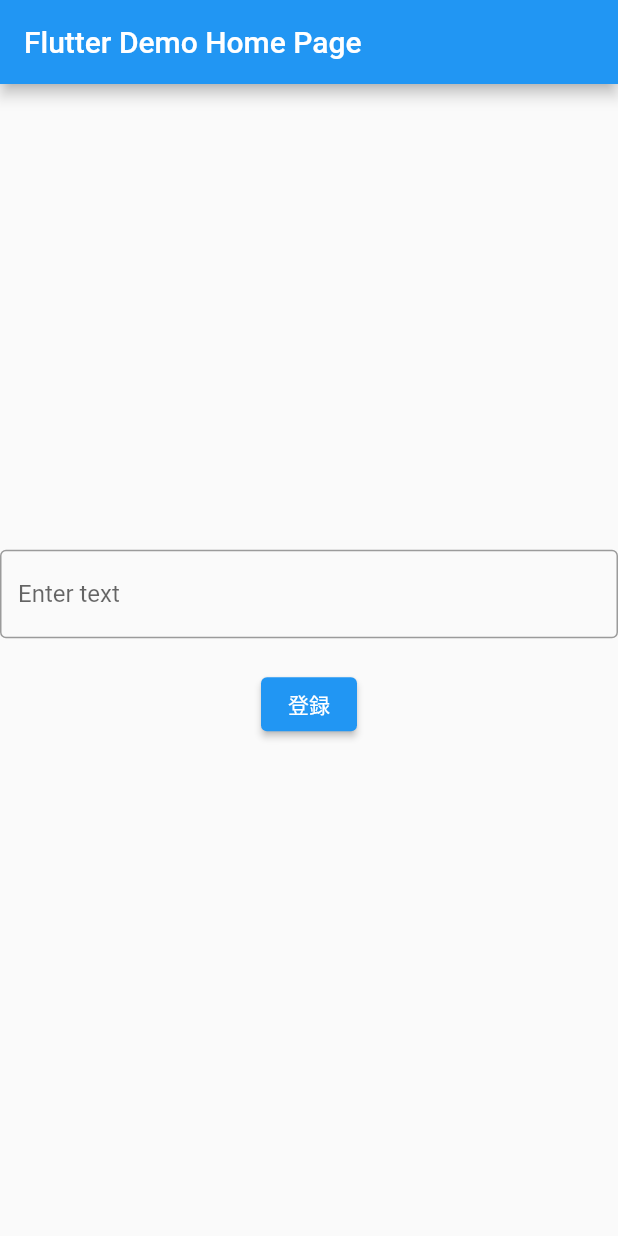
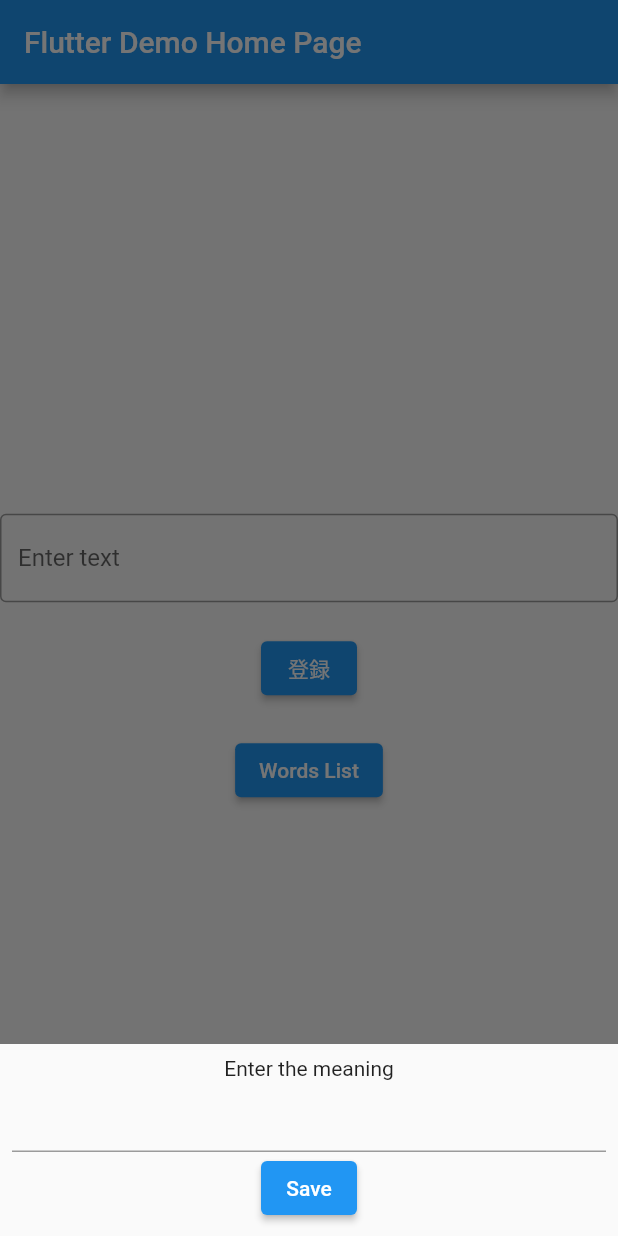
Before and after one commit to ysk826/englishApp, a Flutter app: the screen it shows after launch, after a tap on "登録", on a phone screen of 412 x 824 dp. Run offline on Flutter 3.47's test engine with Material 2 defaults, Android fonts, the phone set to English and light mode, and no system bars; our stand-ins replace sqflite; accounts and stored records are empty.

Commit message:
意味の登録機能を追加

```diff
--- a/lib/data.dart
+++ b/lib/data.dart
@@ -24,17 +24,22 @@ class DatabaseHelper {
 
   // データベースを作成する
   Future<void> _onCreate(Database db, int version) async {
-    await db.execute(
-      "CREATE TABLE words(id INTEGER PRIMARY KEY, word TEXT)",
-    );
+    await db.execute('''
+      CREATE TABLE words (
+        id INTEGER PRIMARY KEY,
+        word TEXT,
+        meaning TEXT
+      )
+    ''');
   }
 
   // データベースに単語を追加する
-  Future<void> insertWord(String word) async {
+  Future<void> insertWord(String word, String meaning) async {
+    print('insertWord called with word: $word and meaning: $meaning'); // Debug statement
     final db = await database;
     await db.insert(
       "words",
-      {"word": word},
+      {"word": word, "meaning": meaning},
       conflictAlgorithm: ConflictAlgorithm.replace,
     );
   }
--- a/lib/main.dart
+++ b/lib/main.dart
@@ -1,3 +1,4 @@
+import 'package:english_app/words_page.dart';
 import 'package:flutter/material.dart';
 import 'data.dart';
 import 'text_field.dart';
@@ -53,33 +54,19 @@ class _MyHomePageState extends State<MyHomePage> {
             height: 20,
           ),
           RegisterButton(
-              label: "登録",
-              onPressed: () {
-                String word = controller.text;
-                _databaseHelper.insertWord(word);
-              }),
+            label: "登録",
+            controller: controller,
+          ),
           const SizedBox(
             height: 20,
           ),
-          FutureBuilder<List<Map<String, dynamic>>>(
-            future: _databaseHelper.getWords(),
-            builder: (BuildContext context,
-                AsyncSnapshot<List<Map<String, dynamic>>> snapshot) {
-              if (snapshot.hasData) {
-                return ListView.builder(
-                  shrinkWrap: true,
-                  itemCount: snapshot.data!.length,
-                  itemBuilder: (BuildContext context, int index) {
-                    return ListTile(
-                      title: Text(snapshot.data![index]['word'].toString()),
-                    );
-                  },
-                );
-              } else if (snapshot.hasError) {
-                return Text('Error: ${snapshot.error}');
-              } else {
-                return const CircularProgressIndicator();
-              }
+          ElevatedButton(
+            child: Text('Words List'),
+            onPressed: () {
+              Navigator.push(
+                context,
+                MaterialPageRoute(builder: (context) => WordsPage()),
+              );
             },
           ),
         ],
--- a/lib/register_button.dart
+++ b/lib/register_button.dart
@@ -2,26 +2,83 @@ import 'dart:io';
 import 'package:flutter/cupertino.dart';
 import 'package:flutter/material.dart';
 
+import 'data.dart';
+
 class RegisterButton extends StatelessWidget {
   final String label;
-  final VoidCallback onPressed;
+  final TextEditingController controller;
 
-  RegisterButton({required this.label, required this.onPressed});
+  RegisterButton({required this.label, required this.controller});
 
   @override
   Widget build(BuildContext context) {
+    final _databaseHelper = DatabaseHelper();
+
     if (Platform.isIOS) {
       return CupertinoButton(
           child: Text(label),
           color: CupertinoColors.activeBlue,
-          onPressed: onPressed);
+          onPressed: () {
+            showModalBottomSheet(
+              context: context,
+              builder: (BuildContext context) {
+                final meaningController = TextEditingController();
+                return Padding(
+                  padding: const EdgeInsets.all(8.0),
+                  child: Column(
+                    mainAxisSize: MainAxisSize.min,
+                    children: <Widget>[
+                      Text('Enter the meaning'),
+                      TextField(controller: meaningController),
+                      ElevatedButton(
+                        child: Text('Save'),
+                        onPressed: () {
+                          print('Save button pressed'); // Debug statement
+                          String word = controller.text;
+                          String meaning = meaningController.text;
+                          _databaseHelper.insertWord(word, meaning);
+                          Navigator.pop(context);
+                        },
+                      ),
+                    ],
+                  ),
+                );
+              },
+            );
+          });
     } else {
       return ElevatedButton(
         child: Text(label),
         style: ElevatedButton.styleFrom(
           primary: Colors.blue,
         ),
-        onPressed: onPressed,
+        onPressed: () {
+          showModalBottomSheet(
+            context: context,
+            builder: (BuildContext context) {
+              final meaningController = TextEditingController();
+              return Padding(
+                padding: const EdgeInsets.all(8.0),
+                child: Column(
+                  mainAxisSize: MainAxisSize.min,
+                  children: <Widget>[
+                    Text('Enter the meaning'),
+                    TextField(controller: meaningController),
+                    ElevatedButton(
+                      child: Text('Save'),
+                      onPressed: () {
+                        String word = controller.text;
+                        String meaning = meaningController.text;
+                        _databaseHelper.insertWord(word, meaning);
+                        Navigator.pop(context);
+                      },
+                    ),
+                  ],
+                ),
+              );
+            },
+          );
+        },
       );
     }
   }
```
Also changed, not shown: lib/words_page.dart (added, +48 -0 lines).
